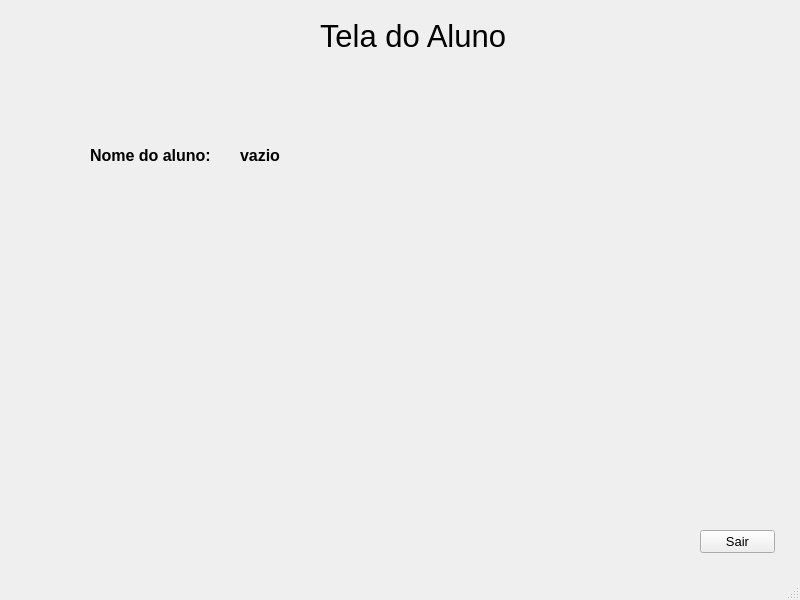
First picture: the form in view/TelaAluno.ui, repository RafaSport/projetoAcademia, before the edit.
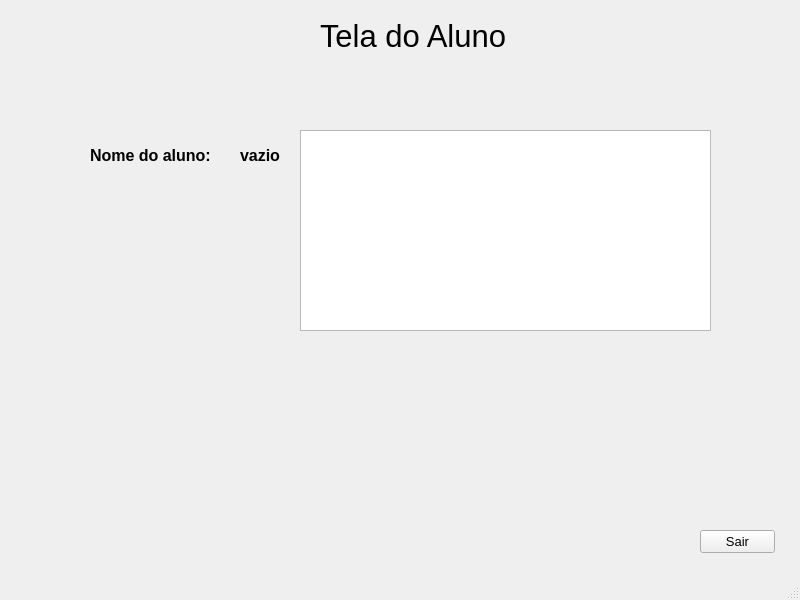
Second picture: the form after the edit.

Commit message:
tabela de exercicios
Finalizada o metodo que preenche a tabela de exercicios do aluno

What changed in the file:
```diff
--- a/view/TelaAluno.ui
+++ b/view/TelaAluno.ui
@@ -90,6 +90,16 @@
      <string>Sair</string>
     </property>
    </widget>
+   <widget class="QTableView" name="tabelaExercicios">
+    <property name="geometry">
+     <rect>
+      <x>300</x>
+      <y>130</y>
+      <width>411</width>
+      <height>201</height>
+     </rect>
+    </property>
+   </widget>
   </widget>
   <widget class="QMenuBar" name="menubar">
    <property name="geometry">
```
The commit also changes 15 other files.
